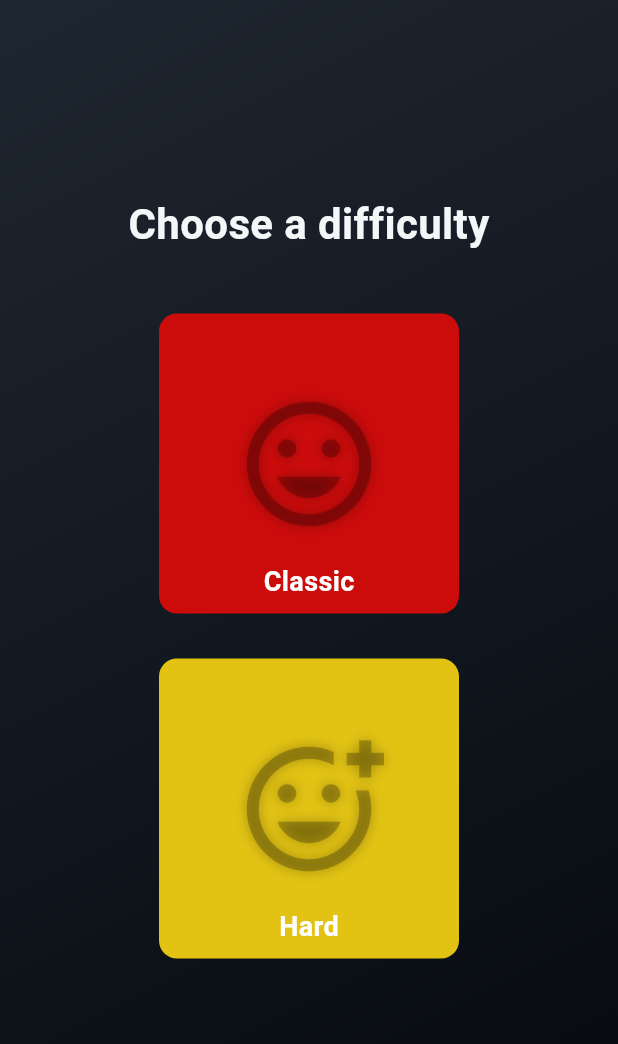
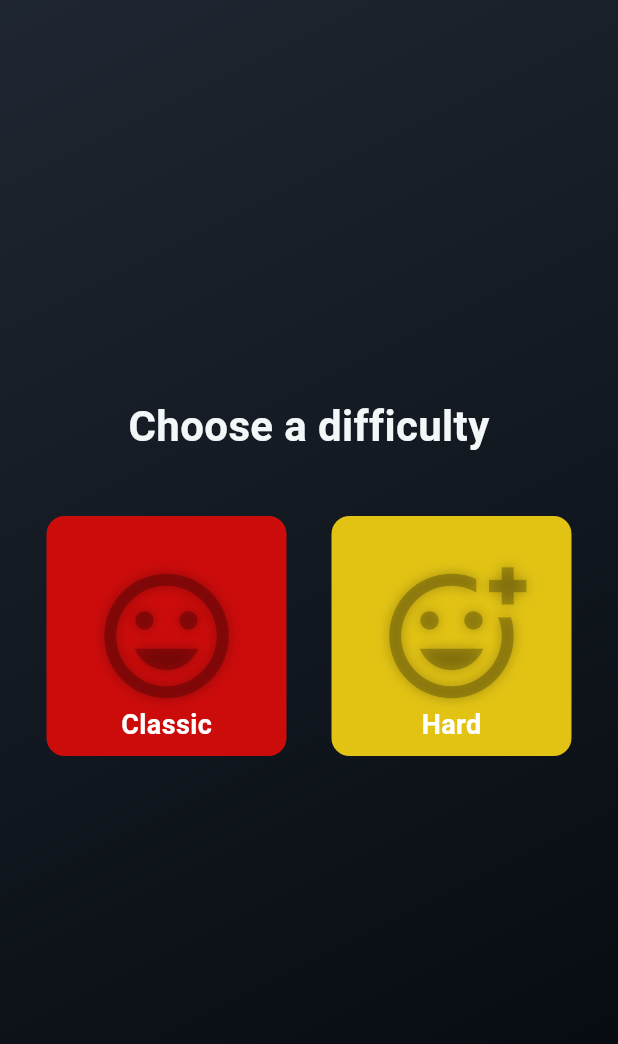
Before and after one commit to Emestar/flutter-mvvm-colour-match, a Flutter app: the GameModeInfinity screen opened directly, on a phone screen of 412 x 824 dp, the part 84-1128 px from its top. Run offline on Flutter 3.47's test engine with Material 3 defaults, Android fonts, the phone set to English and light mode, and no system bars; our stand-ins replace audioplayers.

Commit message:
Make difficulty selection buttons the same size as menu buttons

```diff
--- a/lib/views/widgets/difficulty_selection.dart
+++ b/lib/views/widgets/difficulty_selection.dart
@@ -42,8 +42,8 @@
                 onEnter: (_) => setState(() => _classicHovered = true),
                 onExit: (_) => setState(() => _classicHovered = false),
                 child: SizedBox(
-                  width: 200,
-                  height: 200,
+                  width: 160,
+                  height: 160,
                   child: Stack(
                     alignment: Alignment.center,
                     children: [
@@ -77,8 +77,8 @@
                 onEnter: (_) => setState(() => _hardHovered = true),
                 onExit: (_) => setState(() => _hardHovered = false),
                 child: SizedBox(
-                  width: 200,
-                  height: 200,
+                  width: 160,
+                  height: 160,
                   child: Stack(
                     alignment: Alignment.center,
                     children: [
```
